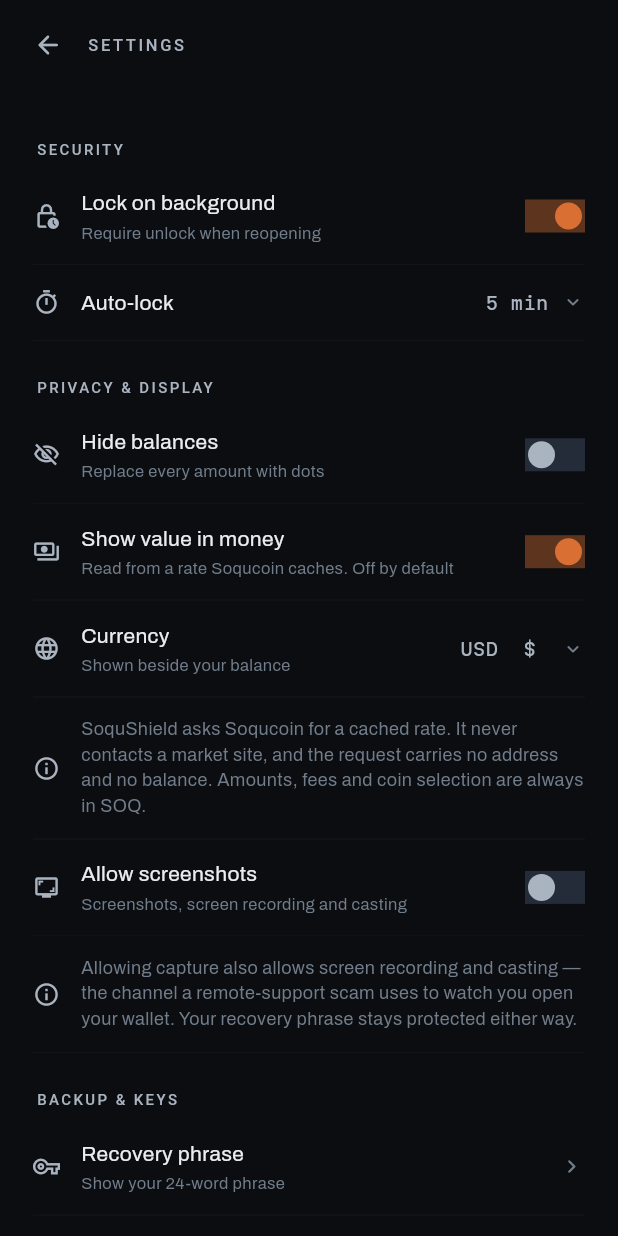
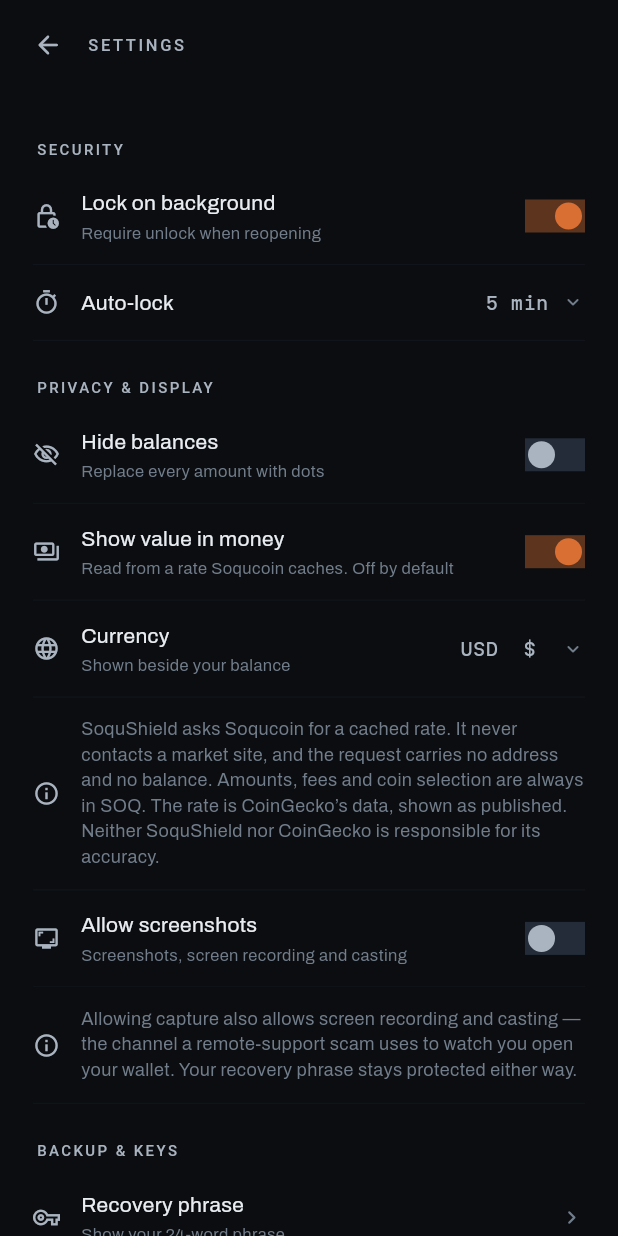
Before and after one commit to soqucoin/soqushield, a Flutter app: the SettingsPilotScreen screen opened by its route, after a tap on "Show value in money", on a phone screen of 412 x 824 dp. Run offline on Flutter 3.47's test engine with Material 3 defaults, Android fonts, the light colour scheme and no system bars; our stand-ins replace convert, flutter_riverpod, flutter_secure_storage, go_router, local_auth and 3 more; missing offline and left inert: bip39, dart:ffi, hashlib, pointycastle; accounts and stored records are empty.

Commit message:
The rate is read from the v2 route and credited as CoinGecko's terms ask
kPricePath moves to /api/v2/price, which is live with the shape already
parsed. A CoinGecko rate's source line reads Powered by CoinGecko and is
never drawn under 10 points; the Home and Send slots grow to 36 to hold
it. The money note in Settings names the rate as CoinGecko's data and
disclaims responsibility for its accuracy. Tests pin the path, the
wording and the floor.

```diff
--- a/lib/screens/activity/activity_pilot_screen.dart
+++ b/lib/screens/activity/activity_pilot_screen.dart
@@ -149,7 +149,7 @@ class _ActivityPilotScreenState extends ConsumerState<ActivityPilotScreen> {
   /// use, where it came from and how old it is. The rows carry only the
   /// figure, so the provenance is stated once, here.
   Widget _fiatCaveat(SoqPrice price) {
-    final source = price.source;
+    final source = price.attribution;
     final provenance = [
       if (source != null && source.isNotEmpty) source,
       InstrumentFiat.ageLabel(price.ageAt(DateTime.now())),
--- a/lib/screens/home/home_pilot_screen.dart
+++ b/lib/screens/home/home_pilot_screen.dart
@@ -356,7 +356,9 @@ class _HomePilotScreenState extends ConsumerState<HomePilotScreen>
     final value = price?.valueOf(soq);
 
     return SizedBox(
-      height: 34,
+      // Two lines: the figure, and the source at no less than
+      // kMinAttributionSize.
+      height: 36,
       child: Center(
         child: value == null
             ? const SizedBox.shrink()
@@ -364,7 +366,7 @@ class _HomePilotScreenState extends ConsumerState<HomePilotScreen>
                 value: masked
                     ? maskedMoney(currency)
                     : fmtMoney(value, currency),
-                source: price?.source,
+                source: price?.attribution,
                 age: price?.ageAt(DateTime.now()),
               ),
       ),
--- a/lib/screens/send/send_pilot_screen.dart
+++ b/lib/screens/send/send_pilot_screen.dart
@@ -712,13 +712,15 @@ class _SendPilotScreenState extends ConsumerState<SendPilotScreen>
     // The source and the age ride with the figure, as on Home: this screen
     // has no other provenance label. The slot holds both lines.
     return SizedBox(
-      height: 34,
+      // Two lines: the figure, and the source at no less than
+      // kMinAttributionSize.
+      height: 36,
       child: Center(
         child: (value == null || amount <= 0)
             ? const SizedBox.shrink()
             : InstrumentFiat(
                 value: fmtMoney(value, currency),
-                source: price?.source,
+                source: price?.attribution,
                 age: price?.ageAt(DateTime.now()),
                 size: 12,
               ),
--- a/lib/screens/settings/settings_pilot_screen.dart
+++ b/lib/screens/settings/settings_pilot_screen.dart
@@ -644,7 +644,9 @@ class _SettingsPilotScreenState extends ConsumerState<SettingsPilotScreen> {
   String get _fiatNote =>
       'SoquShield asks Soqucoin for a cached rate. It never contacts a market '
       'site, and the request carries no address and no balance. Amounts, fees '
-      'and coin selection are always in SOQ.';
+      'and coin selection are always in SOQ. The rate is CoinGecko\u2019s data, '
+      'shown as published. Neither SoquShield nor CoinGecko is responsible '
+      'for its accuracy.';
 
   /// What the capture toggle actually does, per platform — the two are not
   /// the same protection and the copy must not pretend otherwise. Read
```
Also changed, not shown: lib/services/price_service.dart (+12 -1 lines), lib/theme/instrument.dart (+7 -1 lines), 1 other file.
